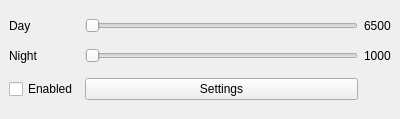
Qt form design.ui (alexandr7035/ColorTempManager) before a commit.
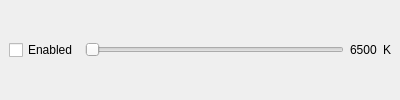
The same form after that commit.

```diff
--- a/design.ui
+++ b/design.ui
@@ -7,7 +7,7 @@
     <x>0</x>
     <y>0</y>
     <width>400</width>
-    <height>119</height>
+    <height>100</height>
    </rect>
   </property>
   <property name="minimumSize">
@@ -21,48 +21,6 @@
   </property>
   <widget class="QWidget" name="widget">
    <layout class="QGridLayout" name="gridLayout">
-    <item row="4" column="0">
-     <widget class="QCheckBox" name="stateCheckBox">
-      <property name="text">
-       <string>Enabled</string>
-      </property>
-     </widget>
-    </item>
-    <item row="2" column="1">
-     <widget class="QSlider" name="dayTempSlider">
-      <property name="orientation">
-       <enum>Qt::Horizontal</enum>
-      </property>
-     </widget>
-    </item>
-    <item row="4" column="1">
-     <widget class="QPushButton" name="settingsBtn">
-      <property name="text">
-       <string>Settings</string>
-      </property>
-     </widget>
-    </item>
-    <item row="2" column="0">
-     <widget class="QLabel" name="dayText">
-      <property name="text">
-       <string>Day</string>
-      </property>
-     </widget>
-    </item>
-    <item row="3" column="1">
-     <widget class="QSlider" name="nightTempSlider">
-      <property name="orientation">
-       <enum>Qt::Horizontal</enum>
-      </property>
-     </widget>
-    </item>
-    <item row="3" column="0">
-     <widget class="QLabel" name="nightText">
-      <property name="text">
-       <string>Night</string>
-      </property>
-     </widget>
-    </item>
     <item row="2" column="2">
      <widget class="QLabel" name="dayTempLabel">
       <property name="text">
@@ -70,10 +28,24 @@
       </property>
      </widget>
     </item>
-    <item row="3" column="2">
-     <widget class="QLabel" name="nightTempLabel">
+    <item row="2" column="1">
+     <widget class="QSlider" name="dayTempSlider">
+      <property name="orientation">
+       <enum>Qt::Horizontal</enum>
+      </property>
+     </widget>
+    </item>
+    <item row="2" column="0">
+     <widget class="QCheckBox" name="stateCheckBox">
       <property name="text">
-       <string>1000</string>
+       <string>Enabled</string>
+      </property>
+     </widget>
+    </item>
+    <item row="2" column="3">
+     <widget class="QLabel" name="label">
+      <property name="text">
+       <string>K</string>
       </property>
      </widget>
     </item>
```
